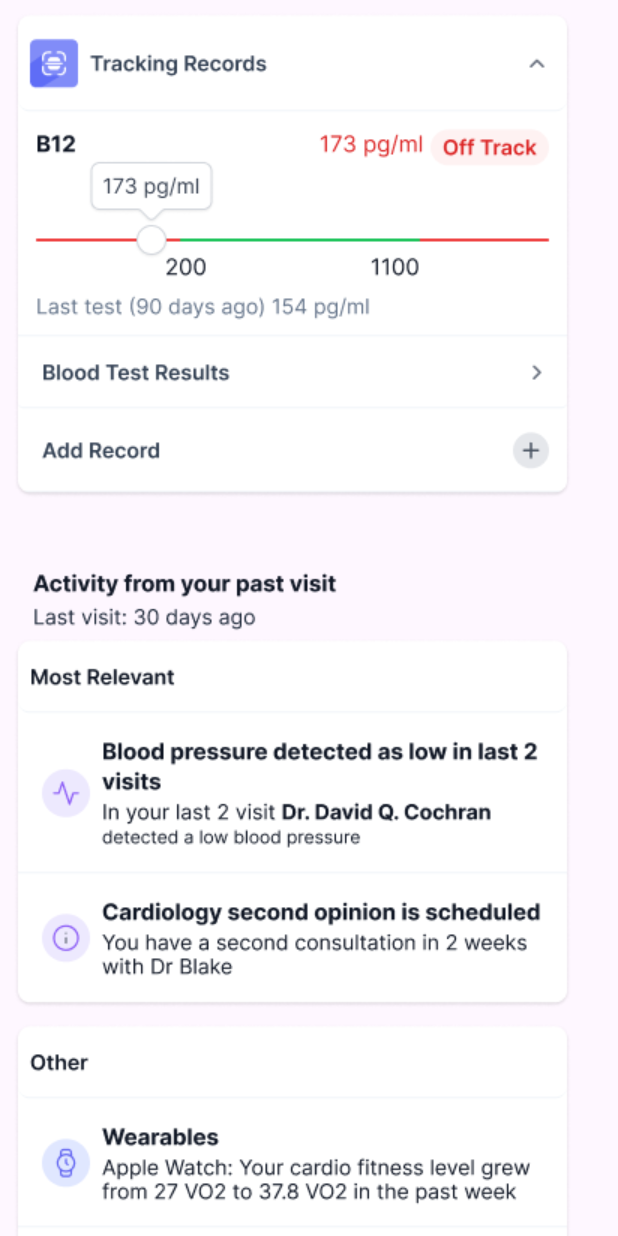
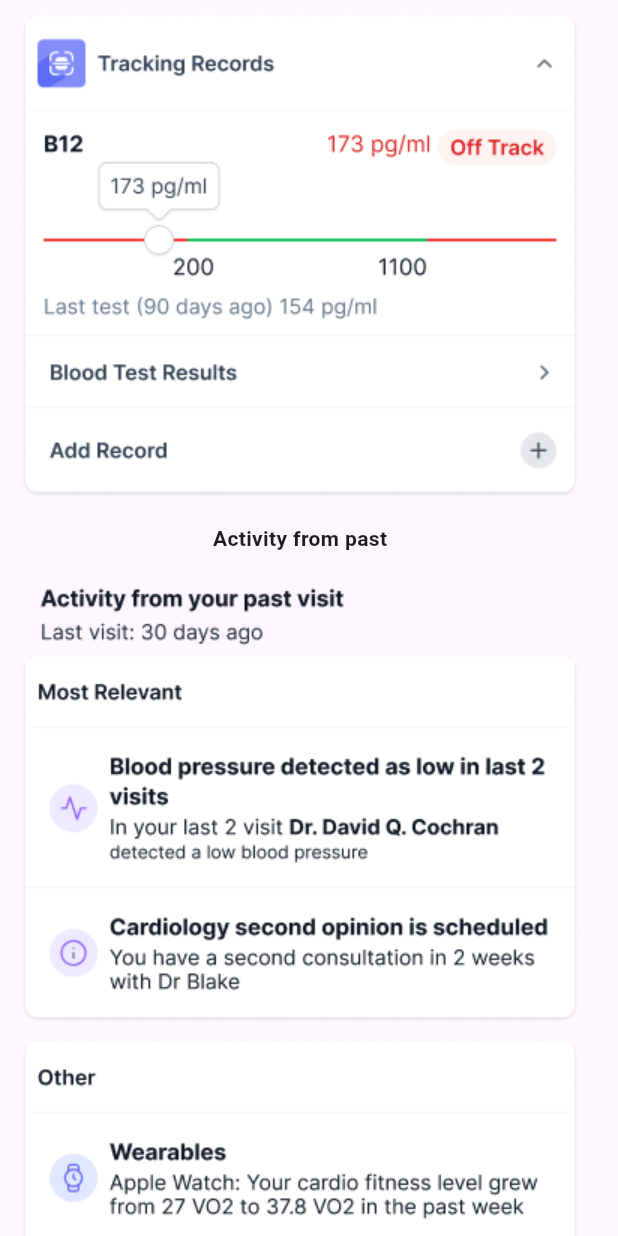
Before and after one commit to zahrawm/Medi-board-projects, a Flutter app: the MediVisitDetails screen opened directly, on a phone screen of 412 x 824 dp. Run offline on Flutter 3.47's test engine with Material 3 defaults, Android fonts, the light colour scheme and no system bars.

Commit message:
codes updated

```diff
--- a/medi_ui/lib/screen/home_screen.dart
+++ b/medi_ui/lib/screen/home_screen.dart
@@ -47,7 +47,7 @@ class HomeScreen extends StatelessWidget {
       ),
       floatingActionButton: FloatingActionButton(
         onPressed: () {},
-        backgroundColor:  Color.fromRGBO(124, 58, 237, 1.0),
+        backgroundColor: Color.fromRGBO(124, 58, 237, 1.0),
         child: Icon(Icons.grid_view),
       ),
       floatingActionButtonLocation: FloatingActionButtonLocation.centerDocked,
--- a/medi_ui/lib/screen/medi_visit_details.dart
+++ b/medi_ui/lib/screen/medi_visit_details.dart
@@ -1,6 +1,6 @@
 import 'package:flutter/material.dart';
-
-import 'package:medi_ui/widgets/medical_widgets.dart';
+import 'package:medi_ui/screen/note_screen.dart';
+import 'package:medi_ui/widgets/button.dart';
 
 class MediVisitDetails extends StatefulWidget {
   const MediVisitDetails({super.key});
@@ -20,11 +20,74 @@ class _MediVisitDetailsState extends State<MediVisitDetails> {
             'assets/detail.png',
           ),
           SizedBox(
-            height: 20,
+            height: 10,
           ),
+          Text('Activity from past',
+              style: TextStyle(fontWeight: FontWeight.bold)),
           Image.asset(
             'assets/details.png',
           ),
+          SizedBox(
+            height: 10,
+          ),
+          Container(
+            height: 100,
+            decoration: BoxDecoration(
+              borderRadius: BorderRadius.circular(20),
+            ),
+            child: SingleChildScrollView(
+              child: Padding(
+                padding: const EdgeInsets.all(10),
+                child: Column(
+                  crossAxisAlignment: CrossAxisAlignment.start,
+                  children: [
+                    Image.asset('assets/person.png'),
+                    Text(
+                      'Prepare your internal notes',
+                      style: TextStyle(fontWeight: FontWeight.bold),
+                    ),
+                    SizedBox(
+                      height: 5,
+                    ),
+                    Text('Add your notes or ask team members to add'),
+                    Text('remarks towards the visit'),
+                    SizedBox(
+                      height: 10,
+                    ),
+                    MediButton(
+                      text: 'Invite Memebers',
+                    ),
+                    SizedBox(
+                      height: 10,
+                    ),
+                    MaterialButton(
+                      onPressed: () {
+                        Navigator.push(
+                          context,
+                          MaterialPageRoute(builder: (context) => NoteScreen()),
+                        );
+                      },
+                      color: Color.fromARGB(255, 223, 220, 227),
+                      textColor: Colors.white,
+                      minWidth: 380,
+                      height: 50,
+                      shape: RoundedRectangleBorder(
+                        borderRadius: BorderRadius.circular(10),
+                      ),
+                      child: Row(
+                        mainAxisSize: MainAxisSize.min,
+                        children: [
+                          Icon(Icons.add, color: Colors.white),
+                          Text('Add a note'),
+                          SizedBox(width: 8),
+                        ],
+                      ),
+                    )
+                  ],
+                ),
+              ),
+            ),
+          )
         ],
       ),
     ));
--- a/medi_ui/lib/screen/visit_screen.dart
+++ b/medi_ui/lib/screen/visit_screen.dart
@@ -33,7 +33,10 @@ class VisitScreen extends StatelessWidget {
           ),
           MediR(),
           SizedBox(height: 10),
-          MediButton(),
+          MediButton(
+            text: 'Share',
+            icon: Icons.file_upload_outlined,
+          ),
           SizedBox(
             height: 10,
           ),
```
Also changed, not shown: medi_ui/lib/screen/note_screen.dart (added, +111 -0 lines), medi_ui/lib/widgets/button.dart (+5 -3 lines), medi_ui/lib/widgets/medi_button.dart (deleted, +0 -56 lines), medi_ui/assets/person.png (added).
